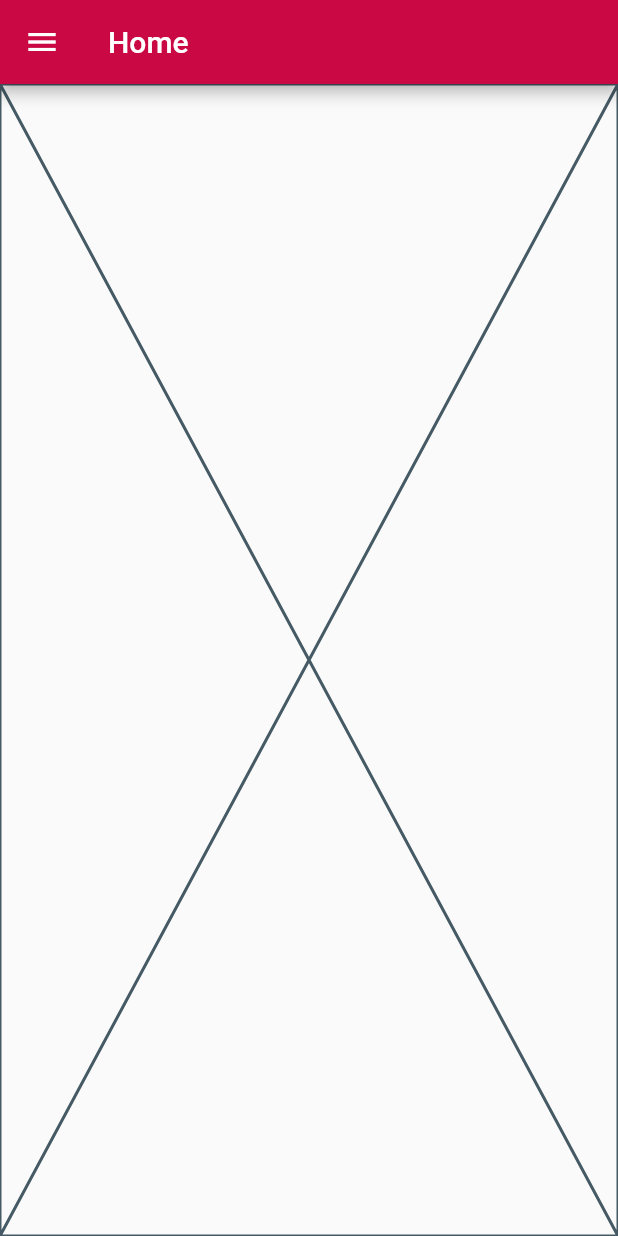
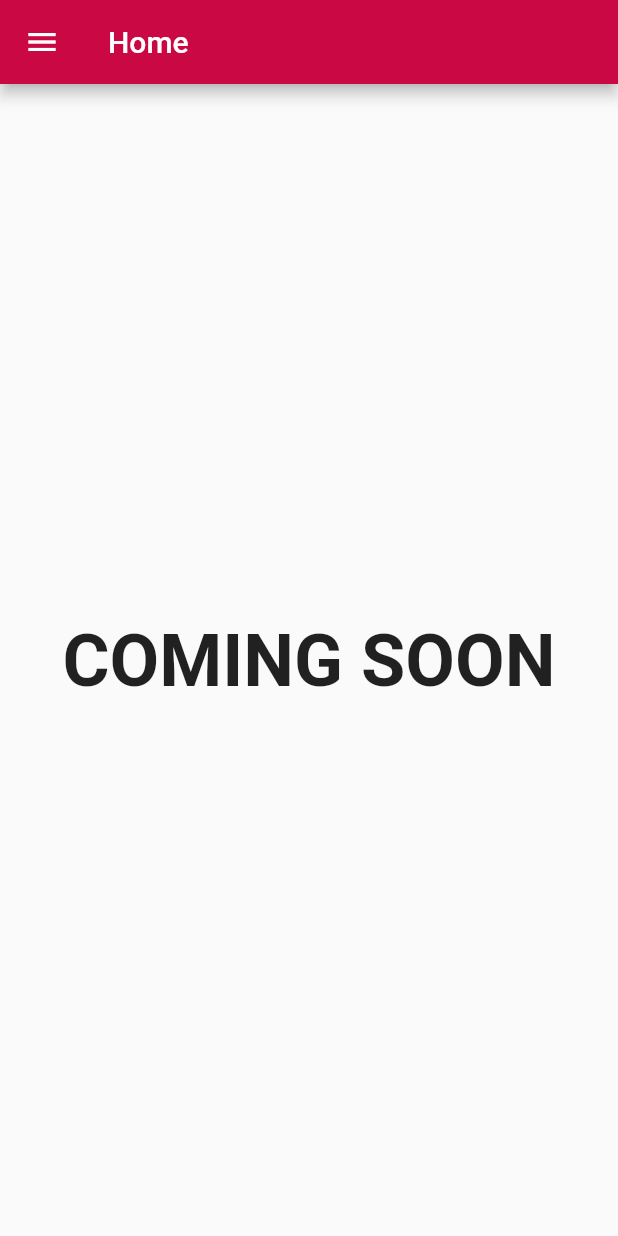
Before and after one commit to DEISI-ULHT-TFC-2022-23/TFC-DEISI-272-OnTrack-AppMobile, a Flutter app: the Pages screen opened directly, on a phone screen of 412 x 824 dp. Run offline on Flutter 3.47's test engine with Material 2 defaults, Android fonts, the phone set to English and light mode, and no system bars; network calls fail.

Commit message:
Modificações gerais

```diff
--- a/lib/Dashboard.dart
+++ b/lib/Dashboard.dart
@@ -10,6 +10,15 @@ class Dashboard extends StatefulWidget {
 class _DashboardState extends State<Dashboard> {
   @override
   Widget build(BuildContext context) {
-    return const Placeholder();
+    return Container(
+      alignment: Alignment.center,
+      child: const Text(
+        "COMING SOON",
+        style: TextStyle(
+          fontSize: 48,
+          fontWeight: FontWeight.bold,
+        ),
+      ),
+    );
   }
 }
--- a/lib/UnidadesCurriculares.dart
+++ b/lib/UnidadesCurriculares.dart
@@ -15,8 +15,8 @@ class _UnidadesCurricularesState extends State<UnidadesCurriculares> {
   List<int> semestres = [1, 2, 3];
 
   List<UnidadeCurricular> unidades = [
-    UnidadeCurricular(nome: "Computação Móvel", docenteTeoricas: "Pedro Alves", docentePraticas: "Miguel Tavares", ano: 3, semestre: 1, ects: 5),
-    UnidadeCurricular(nome: "Interação Humano Máquina", docenteTeoricas: "Pedro Alves", docentePraticas: "Miguel Tavares", ano: 3, semestre: 2, ects: 5),
+    UnidadeCurricular(nome: "Computação Móvel", docenteTeoricas: "Pedro Alves", docentePraticas: "Miguel Tavares", ano: 3, semestre: 2, ects: 5),
+    UnidadeCurricular(nome: "Interação Humano Máquina", docenteTeoricas: "Pedro Alves", docentePraticas: "Miguel Tavares", ano: 3, semestre: 1, ects: 5),
     UnidadeCurricular(nome: "TFC", docenteTeoricas: "Miguel Tavares", docentePraticas: "Miguel Tavares", ano: 3, semestre: 3, ects: 20),
   ];
 
```
